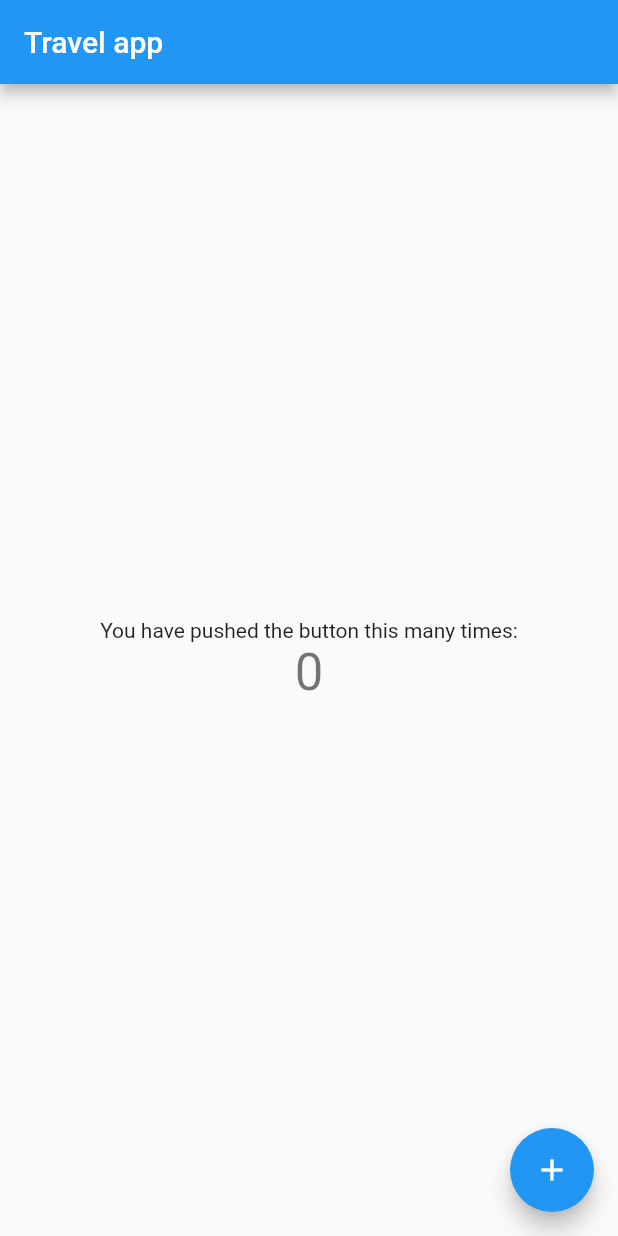
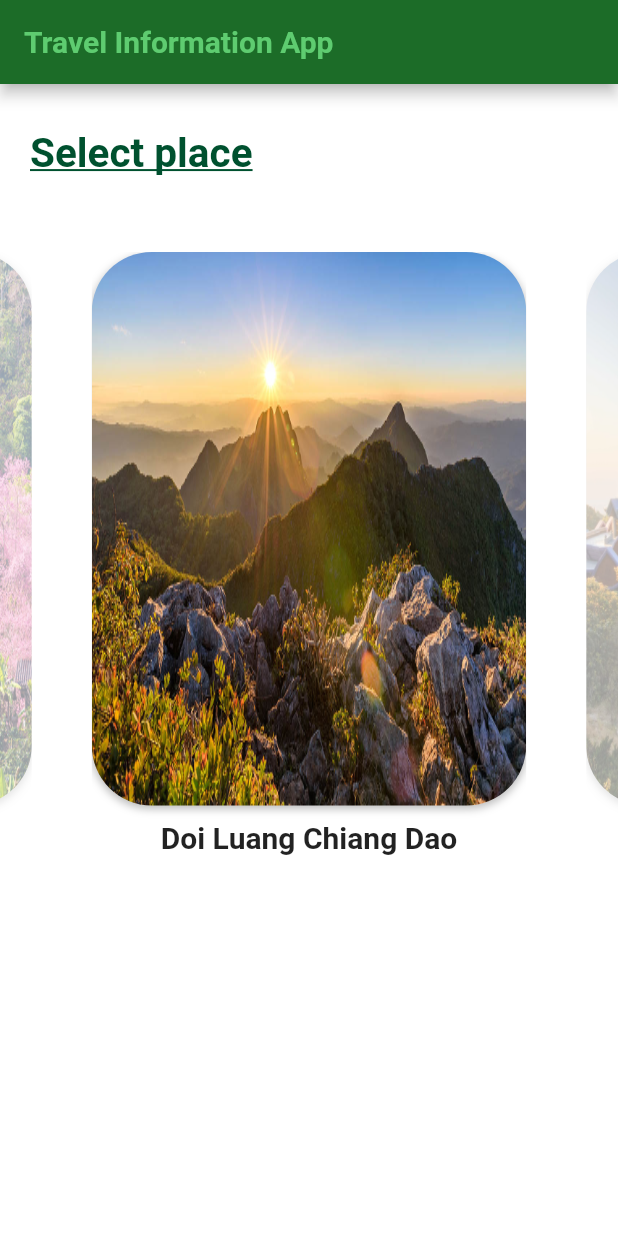
Before and after one commit to Ayitce/953464_termProject, a Flutter app: the screen it shows after launch, on a phone screen of 412 x 824 dp. Run offline on Flutter 3.47's test engine with Material 2 defaults, Android fonts, the phone set to English and light mode, and no system bars; our stand-ins replace flutter_svg, google_fonts.

Commit message:
create HomeScreen

```diff
--- a/lib/main.dart
+++ b/lib/main.dart
@@ -1,4 +1,5 @@
 import 'package:flutter/material.dart';
+import 'package:term_project/screens/home_screen.dart';
 
 void main() {
   runApp(const MyApp());
@@ -11,87 +12,12 @@ class MyApp extends StatelessWidget {
   @override
   Widget build(BuildContext context) {
     return MaterialApp(
-      title: 'Flutter Demo',
+      debugShowCheckedModeBanner: false,
+      title: 'Travel Information App',
       theme: ThemeData(
-        primarySwatch: Colors.blue,
+        visualDensity: VisualDensity.adaptivePlatformDensity
       ),
-      home: const MyHomePage(title: 'Travel app'),
+      home: const HomeScreen(),
     );
   }
 }
-
-class MyHomePage extends StatefulWidget {
-  const MyHomePage({super.key, required this.title});
-
-  final String title;
-
-  @override
-  State<MyHomePage> createState() => _MyHomePageState();
-}
-
-class _MyHomePageState extends State<MyHomePage> {
-  int _counter = 0;
-
-  void _incrementCounter() {
-    setState(() {
-      // This call to setState tells the Flutter framework that something has
-      // changed in this State, which causes it to rerun the build method below
-      // so that the display can reflect the updated values. If we changed
-      // _counter without calling setState(), then the build method would not be
-      // called again, and so nothing would appear to happen.
-      _counter++;
-    });
-  }
-
-  @override
-  Widget build(BuildContext context) {
-    // This method is rerun every time setState is called, for instance as done
-    // by the _incrementCounter method above.
-    //
-    // The Flutter framework has been optimized to make rerunning build methods
-    // fast, so that you can just rebuild anything that needs updating rather
-    // than having to individually change instances of widgets.
-    return Scaffold(
-      appBar: AppBar(
-        // Here we take the value from the MyHomePage object that was created by
-        // the App.build method, and use it to set our appbar title.
-        title: Text(widget.title),
-      ),
-      body: Center(
-        // Center is a layout widget. It takes a single child and positions it
-        // in the middle of the parent.
-        child: Column(
-          // Column is also a layout widget. It takes a list of children and
-          // arranges them vertically. By default, it sizes itself to fit its
-          // children horizontally, and tries to be as tall as its parent.
-          //
-          // Invoke "debug painting" (press "p" in the console, choose the
-          // "Toggle Debug Paint" action from the Flutter Inspector in Android
-          // Studio, or the "Toggle Debug Paint" command in Visual Studio Code)
-          // to see the wireframe for each widget.
-          //
-          // Column has various properties to control how it sizes itself and
-          // how it positions its children. Here we use mainAxisAlignment to
-          // center the children vertically; the main axis here is the vertical
-          // axis because Columns are vertical (the cross axis would be
-          // horizontal).
-          mainAxisAlignment: MainAxisAlignment.center,
-          children: <Widget>[
-            const Text(
-              'You have pushed the button this many times:',
-            ),
-            Text(
-              '$_counter',
-              style: Theme.of(context).textTheme.headlineMedium,
-            ),
-          ],
-        ),
-      ),
-      floatingActionButton: FloatingActionButton(
-        onPressed: _incrementCounter,
-        tooltip: 'Increment',
-        child: const Icon(Icons.add),
-      ), // This trailing comma makes auto-formatting nicer for build methods.
-    );
-  }
-}
--- /dev/null
+++ b/lib/models/travelsInfo.dart
@@ -0,0 +1,88 @@
+class TravelsInfo {
+  String name;
+  String tagLine;
+  String description;
+  String image;
+  List<String> images;
+
+  TravelsInfo({
+    required this.name,
+    required this.tagLine,
+    required this.description,
+    required this.image,
+    required this.images,
+  });
+}
+
+final List<TravelsInfo> travelsInfo = [
+  TravelsInfo(
+      name: 'Khun Chang Khian',
+      tagLine: "Egypt - Where It All Begins",
+      description:
+          'You\'ll have seen a thousand photographs of the Pyramids of Giza by the time you finally get here, but nothing beats getting up-close-and-personal with these ancient monuments. Egypt\'s most famed and feted structures, these ancient tombs of kings guarded by the serene Sphinx have wowed spectators for centuries.',
+      image: 'assets/images/ChangKian.jpg',
+      images: [
+        	"https://images.unsplash.com/photo-1539768942893-daf53e448371?ixid=MnwxMjA3fDB8MHxwaG90by1wYWdlfHx8fGVufDB8fHx8&ixlib=rb-1.2.1&auto=format&fit=crop&w=1651&q=80",
+	        "https://images.unsplash.com/photo-1562679299-266edbefd6d7?ixid=MnwxMjA3fDB8MHxwaG90by1wYWdlfHx8fGVufDB8fHx8&ixlib=rb-1.2.1&auto=format&fit=crop&w=1652&q=80",
+          "https://images.unsplash.com/photo-1562972661-a704b05a8a05?ixid=MnwxMjA3fDB8MHxwaG90by1wYWdlfHx8fGVufDB8fHx8&ixlib=rb-1.2.1&auto=format&fit=crop&w=675&q=80",
+          "https://images.unsplash.com/photo-1458909760068-5a3e1baf59c6?ixid=MnwxMjA3fDB8MHxwaG90by1wYWdlfHx8fGVufDB8fHx8&ixlib=rb-1.2.1&auto=format&fit=crop&w=632&q=80",
+          "https://images.unsplash.com/photo-1591055818664-1d5416d365b7?ixlib=rb-1.2.1&ixid=MnwxMjA3fDB8MHxwaG90by1wYWdlfHx8fGVufDB8fHx8&auto=format&fit=crop&w=976&q=80",
+      ],
+  ),
+  TravelsInfo(
+      name: 'Doi Luang Chiang Dao',
+      tagLine: "Maldives - Always Natural",
+      description:
+          'Located just south of the Indian subcontinent, the Maldives are a gorgeous chain of islands in the Indian Ocean-Arabian Sea area consisting of 26 atolls. Travel to the Maldives and see why the islands have become so popular in recent decades (especially as a honeymoon destination) and why Maldives travel is always an unforgettable experience.',
+      image: 'assets/images/Doiluang.jpg',
+      images: [
+        	"https://images.unsplash.com/photo-1512100356356-de1b84283e18?ixid=MnwxMjA3fDB8MHxwaG90by1wYWdlfHx8fGVufDB8fHx8&ixlib=rb-1.2.1&auto=format&fit=crop&w=2018&q=80",
+	        "https://images.unsplash.com/photo-1590001155093-a3c66ab0c3ff?ixid=MnwxMjA3fDB8MHxwaG90by1wYWdlfHx8fGVufDB8fHx8&ixlib=rb-1.2.1&auto=format&fit=crop&w=1950&q=80",
+          "https://images.unsplash.com/photo-1561571994-3c61c554181a?ixid=MnwxMjA3fDB8MHxwaG90by1wYWdlfHx8fGVufDB8fHx8&ixlib=rb-1.2.1&auto=format&fit=crop&w=633&q=80",
+          "https://images.unsplash.com/photo-1620483829332-7d4918cbdc7c?ixid=MnwxMjA3fDB8MHxzZWFyY2h8MjZ8fG1hbGRpdmVzJTIwYmVhY2h8ZW58MHx8MHx8&ixlib=rb-1.2.1&auto=format&fit=crop&w=700&q=60",
+          "https://images.unsplash.com/photo-1615276422327-76d2d7b7a9e8?ixid=MnwxMjA3fDB8MHxwaG90by1wYWdlfHx8fGVufDB8fHx8&ixlib=rb-1.2.1&auto=format&fit=crop&w=2134&q=80",
+      ],
+  ),
+  TravelsInfo(
+      name: 'Doi Inthanon National Park',
+      tagLine: "Paris is not a city; it's a world",
+      description:
+          'The Eiffel Tower is a wrought-iron lattice tower on the Champ de Mars in Paris, France. It is named after the engineer Gustave Eiffel, whose company designed and built the tower.',
+      image: 'assets/images/Inthanon.jpg',
+      images: [
+        	"https://images.unsplash.com/photo-1511739001486-6bfe10ce785f?ixid=MnwxMjA3fDB8MHxwaG90by1wYWdlfHx8fGVufDB8fHx8&ixlib=rb-1.2.1&auto=format&fit=crop&w=2134&q=80",
+	        "https://images.unsplash.com/photo-1509439581779-6298f75bf6e5?ixid=MnwxMjA3fDB8MHxwaG90by1wYWdlfHx8fGVufDB8fHx8&ixlib=rb-1.2.1&auto=format&fit=crop&w=2134&q=80",
+          "https://images.unsplash.com/photo-1470102287786-83270382dfb0?ixid=MnwxMjA3fDB8MHxwaG90by1wYWdlfHx8fGVufDB8fHx8&ixlib=rb-1.2.1&auto=format&fit=crop&w=1950&q=80",
+          "https://images.unsplash.com/photo-1477089884677-c596568bd120?ixid=MnwxMjA3fDB8MHxwaG90by1wYWdlfHx8fGVufDB8fHx8&ixlib=rb-1.2.1&auto=format&fit=crop&w=1950&q=80",
+          "https://images.unsplash.com/photo-1528662020897-d8fb09d08797?ixid=MnwxMjA3fDB8MHxwaG90by1wYWdlfHx8fGVufDB8fHx8&ixlib=rb-1.2.1&auto=format&fit=crop&w=2158&q=80",
+      ],
+  ),
+  TravelsInfo(
+      name: 'Montha Than Waterfall',
+      tagLine: "Venice — Vacation Paradise",
+      description:
+          'Venice and its mainland are particularly rich of museums and historical buildings of great artistic and cultural importance. Here you can choose among a wide variety of museums, churches, palaces and villas, Venice historic centre, the famous islands of Murano and Burano, the villas along the Brenta river and the beautiful landscapes the Miranese area, and of course less famous islands in Venice Lagoon.',
+      image: 'assets/images/Monthatan.jpg',
+      images: [
+        	"https://images.unsplash.com/photo-1520874628750-bed9c0a19086?ixid=MnwxMjA3fDB8MHxwaG90by1wYWdlfHx8fGVufDB8fHx8&ixlib=rb-1.2.1&auto=format&fit=crop&w=1940&q=80",
+	        "https://images.unsplash.com/photo-1523906834658-6e24ef2386f9?ixid=MnwxMjA3fDB8MHxwaG90by1wYWdlfHx8fGVufDB8fHx8&ixlib=rb-1.2.1&auto=format&fit=crop&w=2130&q=80",
+          "https://images.unsplash.com/photo-1550780447-63494b66a3b9?ixid=MnwxMjA3fDB8MHxzZWFyY2h8NDN8fHZlbmljZXxlbnwwfHwwfHw%3D&ixlib=rb-1.2.1&auto=format&fit=crop&w=700&q=60",
+          "https://images.unsplash.com/photo-1569585723140-efb9daaa18f3?ixid=MnwxMjA3fDB8MHxwaG90by1wYWdlfHx8fGVufDB8fHx8&ixlib=rb-1.2.1&auto=format&fit=crop&w=1950&q=80",
+          "https://images.unsplash.com/photo-1546626093-303e7d0ec1a8?ixid=MnwxMjA3fDB8MHxwaG90by1wYWdlfHx8fGVufDB8fHx8&ixlib=rb-1.2.1&auto=format&fit=crop&w=967&q=80",
+      ],
+   ),
+  TravelsInfo(
+      name: 'Doi Suthep',
+      tagLine: "Brazil, visit and love us",
+      description:
+          'Golden beaches and lush mountains, samba-fueled nightlife and spectacular football matches: welcome to the Cidade Maravilhosa (Marvelous City).',
+      image: 'assets/images/Suthep.jpg',
+      images: [
+        	"https://images.unsplash.com/photo-1483729558449-99ef09a8c325?ixid=MnwxMjA3fDB8MHxwaG90by1wYWdlfHx8fGVufDB8fHx8&ixlib=rb-1.2.1&auto=format&fit=crop&w=1950&q=80",
+	        "https://images.unsplash.com/photo-1518639192441-8fce0a366e2e?ixid=MnwxMjA3fDB8MHxwaG90by1wYWdlfHx8fGVufDB8fHx8&ixlib=rb-1.2.1&auto=format&fit=crop&w=1951&q=80",
+          "https://images.unsplash.com/photo-1551529489-5c97b567c760?ixid=MnwxMjA3fDB8MHxwaG90by1wYWdlfHx8fGVufDB8fHx8&ixlib=rb-1.2.1&auto=format&fit=crop&w=634&q=80",
+          "https://images.unsplash.com/photo-1551620832-e2af54f6f0b8?ixid=MnwxMjA3fDB8MHxwaG90by1wYWdlfHx8fGVufDB8fHx8&ixlib=rb-1.2.1&auto=format&fit=crop&w=634&q=80",
+          "https://images.unsplash.com/photo-1520645521318-f03a712f0e67?ixid=MnwxMjA3fDB8MHxwaG90by1wYWdlfHx8fGVufDB8fHx8&ixlib=rb-1.2.1&auto=format&fit=crop&w=1950&q=80",
+      ],
+  ),
+];
--- /dev/null
+++ b/lib/screens/home_screen.dart
@@ -0,0 +1,54 @@
+import 'package:flutter/material.dart';
+import 'package:flutter/src/widgets/framework.dart';
+import 'package:flutter/src/widgets/placeholder.dart';
+import 'package:google_fonts/google_fonts.dart';
+import 'package:term_project/screens/travel_card.dart';
+
+class HomeScreen extends StatefulWidget {
+  const HomeScreen({super.key});
+
+  @override
+  State<HomeScreen> createState() => _HomeScreenState();
+}
+
+class _HomeScreenState extends State<HomeScreen> {
+  @override
+  Widget build(BuildContext context) {
+    return Scaffold(
+      backgroundColor: Color.fromARGB(255, 255, 255, 255),
+      appBar: AppBar(
+        title: Text(
+          'Travel Information App',
+          style: TextStyle(color: Color.fromARGB(255, 94, 204, 112),
+          fontWeight: FontWeight.bold),
+        ),
+        backgroundColor: Color.fromARGB(255, 28, 108, 40),
+      ),
+      body: SingleChildScrollView(
+        child: Column(
+          mainAxisAlignment: MainAxisAlignment.spaceEvenly,
+          children: <Widget>[
+            Padding(
+              padding: const EdgeInsets.symmetric(horizontal: 20, vertical: 30),
+              child: Row(
+                mainAxisAlignment: MainAxisAlignment.spaceBetween,
+                children: [
+                  Text(
+                    'Select place',
+                    style: TextStyle(
+                      color: Color.fromARGB(255, 0, 81, 47),
+                      fontWeight: FontWeight.bold,
+                      decoration: TextDecoration.underline,
+                      fontSize: 27,
+                    ),
+                  ),
+                ],
+              ),
+            ),
+            travelCard(),
+          ],
+        ),
+      ),
+    );
+  }
+}
--- /dev/null
+++ b/lib/screens/travel_card.dart
@@ -0,0 +1,76 @@
+import 'package:flutter/material.dart';
+import 'package:flutter/src/widgets/framework.dart';
+import 'package:flutter/src/widgets/placeholder.dart';
+import 'package:term_project/constatns/app_constatns.dart';
+import 'package:term_project/screens/travel_card_info.dart';
+import 'dart:math' as math;
+import '../models/travelsInfo.dart';
+
+class travelCard extends StatefulWidget {
+  const travelCard({super.key});
+
+  @override
+  State<travelCard> createState() => _travelCardState();
+}
+
+class _travelCardState extends State<travelCard> {
+  late PageController _pageController;
+  int initialPage = 1;
+
+  @override
+  void initState() {
+    super.initState();
+    _pageController = PageController(
+      viewportFraction: 0.8,
+      initialPage: initialPage,
+    );
+  }
+
+  @override
+  void dispose() {
+    super.dispose();
+    _pageController.dispose();
+  }
+
+  @override
+  Widget build(BuildContext context) {
+    return Padding(
+      padding: EdgeInsets.symmetric(vertical: kDefaultPadding),
+      child: AspectRatio(
+        aspectRatio: 1,
+        child: PageView.builder(
+          onPageChanged: (value) {
+            setState(() {
+              initialPage = value;
+            });
+          },
+          controller: _pageController,
+          physics: ClampingScrollPhysics(),
+          itemCount: travelsInfo.length,
+          itemBuilder: (context, index) => buildTravelSlider(index),
+        ),
+      ),
+    );
+  }
+
+  Widget buildTravelSlider(int index) => AnimatedBuilder(
+        animation: _pageController,
+        builder: (context, child) {
+          double value = 0;
+          if (_pageController.position.haveDimensions) {
+            value = index - _pageController.page!;
+            value = (value * 0.05).clamp(-1, 1);
+          }
+          return AnimatedOpacity(
+            opacity: initialPage == index ? 1 : 0.4,
+            duration: Duration(milliseconds: 350),
+            child: Transform.rotate(
+              angle: math.pi * value,
+              child: TravelCard(
+                dest: travelsInfo[index],
+              ),
+            ),
+          );
+        },
+      );
+}
--- /dev/null
+++ b/lib/screens/travel_card_info.dart
@@ -0,0 +1,54 @@
+import 'package:animations/animations.dart';
+import 'package:flutter/material.dart';
+import 'package:flutter/src/widgets/framework.dart';
+import 'package:flutter/src/widgets/placeholder.dart';
+import 'package:flutter_svg/flutter_svg.dart';
+import 'package:term_project/constatns/app_constatns.dart';
+import 'package:term_project/models/travelsInfo.dart';
+
+class TravelCard extends StatelessWidget {
+  final TravelsInfo dest;
+
+  const TravelCard({Key? key, required this.dest}) : super(key: key);
+
+  @override
+  Widget build(BuildContext context) {
+    return Padding(
+      padding: EdgeInsets.symmetric(horizontal: kDefaultPadding),
+      child: OpenContainer(
+        closedElevation: 0,
+        openElevation: 0,
+        closedBuilder: (context, action) => buildTravelCard(context),
+        openBuilder: (context, action) => Scaffold(
+          backgroundColor: Colors.green,
+        ),
+      ),
+    );
+  }
+
+  Column buildTravelCard(BuildContext context) {
+    return Column(
+      children: [
+        Expanded(
+            child: Container(
+          height: 10,
+          decoration: BoxDecoration(
+              borderRadius: BorderRadius.circular(40),
+              boxShadow: [kDefaultShadow],
+              image: DecorationImage(
+                image: AssetImage(dest.image),
+                fit: BoxFit.fill,
+              )),
+        )
+        ),
+        Padding(
+          padding: EdgeInsets.symmetric(vertical: kDefaultPadding / 2),
+          child: Text(
+            dest.name,
+            style: Theme.of(context).textTheme.headline6!.copyWith(fontWeight: FontWeight.w600)
+          ),
+          ),
+      ],
+    );
+  }
+}
--- a/pubspec.yaml
+++ b/pubspec.yaml
@@ -35,6 +35,9 @@ dependencies:
 
   # The following adds the Cupertino Icons font to your application.
   # Use with the CupertinoIcons class for iOS style icons.
+  animations: ^2.0.0
+  flutter_svg: ^0.22.0
+  smooth_page_indicator: ^0.3.0-nullsafety.0
   cupertino_icons: ^1.0.2
   google_fonts: ^2.1.0
 
```
Also changed, not shown: assets/images/ChangKian.jpg (added), assets/images/Doiluang.jpg (added), assets/images/Inthanon.jpg (added), assets/images/Monthatan.jpg (added), assets/images/Suthep.jpg (added), pubspec.lock.
